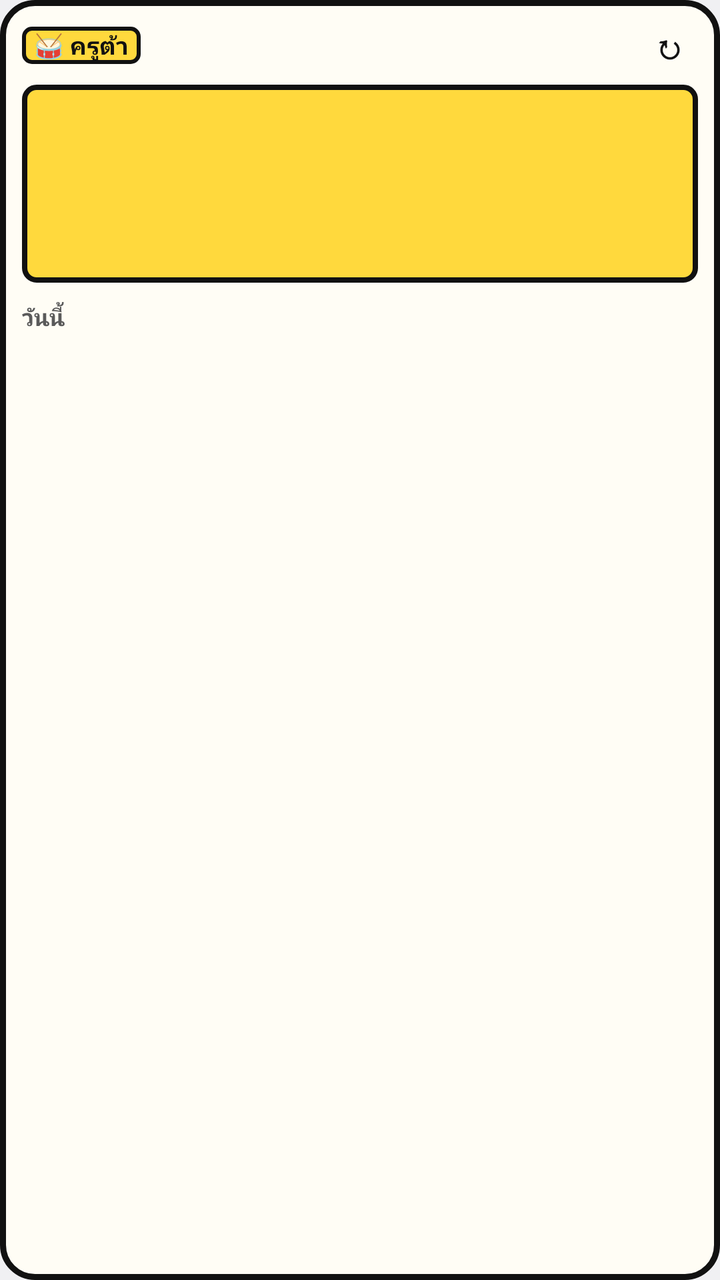
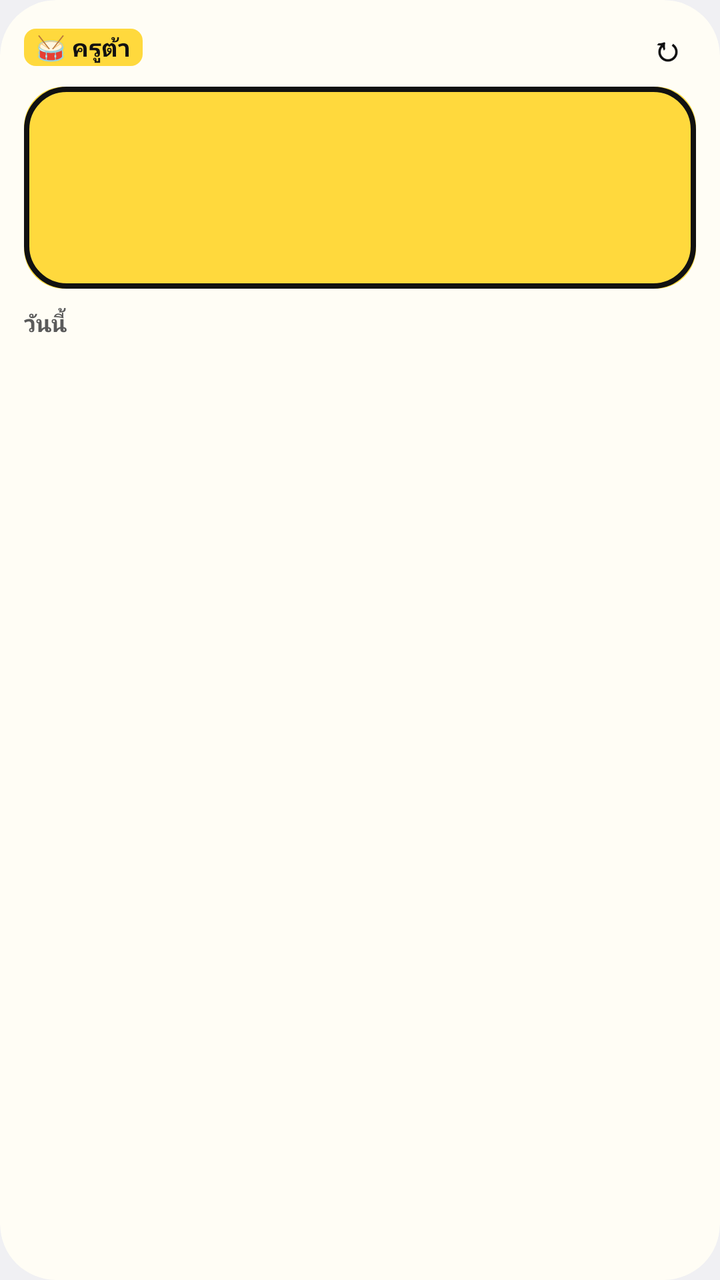

The first picture is an Android layout as it rendered before a commit; the second is the same layout after the commit. The layout source and the unified diff follow.
<!-- AndroidManifest.xml: application theme android:Theme.DeviceDefault.DayNight -->
<!-- res/layout/widget_large.xml -->
<?xml version="1.0" encoding="utf-8"?>
<LinearLayout xmlns:android="http://schemas.android.com/apk/res/android"
    android:id="@+id/root"
    android:layout_width="match_parent"
    android:layout_height="match_parent"
    android:background="@drawable/bg_card"
    android:orientation="vertical"
    android:padding="11dp">
    <LinearLayout
        android:layout_width="match_parent"
        android:layout_height="wrap_content"
        android:gravity="center_vertical"
        android:orientation="horizontal">
        <TextView
            android:layout_width="wrap_content"
            android:layout_height="wrap_content"
            android:background="@drawable/bg_chip"
            android:paddingHorizontal="6dp"
            android:paddingVertical="1dp"
            android:text="🥁 ครูต้า"
            android:textColor="@color/on_yel"
            android:textSize="12sp"
            android:textStyle="bold" />
        <TextView
            android:id="@+id/summary"
            android:layout_width="0dp"
            android:layout_height="wrap_content"
            android:layout_weight="1"
            android:layout_marginStart="8dp"
            android:maxLines="1"
            android:ellipsize="end"
            android:textColor="@color/muted"
            android:textSize="11sp"
            android:textStyle="bold" />
        <TextView
            android:id="@+id/refresh"
            android:layout_width="wrap_content"
            android:layout_height="wrap_content"
            android:paddingHorizontal="6dp"
            android:text="↻"
            android:textColor="@color/ink"
            android:textSize="17sp"
            android:textStyle="bold" />
    </LinearLayout>
    <LinearLayout
        android:id="@+id/next_box"
        android:layout_width="match_parent"
        android:layout_height="wrap_content"
        android:layout_marginTop="8dp"
        android:background="@drawable/bg_next"
        android:orientation="vertical"
        android:paddingHorizontal="10dp"
        android:paddingVertical="7dp">
        <TextView
            android:id="@+id/label"
            android:layout_width="wrap_content"
            android:layout_height="wrap_content"
            android:maxLines="1"
            android:textColor="@color/on_yel"
            android:textSize="11.5sp"
            android:textStyle="bold" />
        <TextView
            android:id="@+id/time"
            android:layout_width="wrap_content"
            android:layout_height="wrap_content"
            android:includeFontPadding="false"
            android:textColor="@color/on_yel"
            android:textSize="28sp"
            android:textStyle="bold" />
        <TextView
            android:id="@+id/name"
            android:layout_width="match_parent"
            android:layout_height="wrap_content"
            android:ellipsize="end"
            android:maxLines="1"
            android:textColor="@color/on_yel"
            android:textSize="16sp"
            android:textStyle="bold" />
        <TextView
            android:id="@+id/place"
            android:layout_width="match_parent"
            android:layout_height="wrap_content"
            android:ellipsize="end"
            android:maxLines="1"
            android:textColor="@color/on_yel"
            android:textSize="11sp" />
    </LinearLayout>
    <TextView
        android:id="@+id/today_title"
        android:layout_width="wrap_content"
        android:layout_height="wrap_content"
        android:layout_marginTop="9dp"
        android:text="วันนี้"
        android:textColor="@color/muted"
        android:textSize="11.5sp"
        android:textStyle="bold" />
    <LinearLayout
        android:id="@+id/list"
        android:layout_width="match_parent"
        android:layout_height="wrap_content"
        android:orientation="vertical" />
    <TextView
        android:id="@+id/more"
        android:layout_width="wrap_content"
        android:layout_height="wrap_content"
        android:textColor="@color/muted"
        android:textSize="11sp" />
</LinearLayout>
<!-- resources referenced by this layout -->
<resources>
  <color name="ink">#111111</color>
  <color name="muted">#5A5A5A</color>
  <color name="on_yel">#111111</color>
  <!-- drawable bg_card (drawable) -->
  <?xml version="1.0" encoding="utf-8"?>
  <shape xmlns:android="http://schemas.android.com/apk/res/android" android:shape="rectangle">
      <solid android:color="@color/paper" />
      <stroke android:width="3dp" android:color="@color/line" />
      <corners android:radius="16dp" />
  </shape>
  <!-- drawable bg_chip (drawable) -->
  <?xml version="1.0" encoding="utf-8"?>
  <shape xmlns:android="http://schemas.android.com/apk/res/android" android:shape="rectangle">
      <solid android:color="@color/yel" />
      <stroke android:width="2dp" android:color="@color/on_yel" />
      <corners android:radius="4dp" />
  </shape>
  <!-- drawable bg_next (drawable) -->
  <?xml version="1.0" encoding="utf-8"?>
  <shape xmlns:android="http://schemas.android.com/apk/res/android" android:shape="rectangle">
      <solid android:color="@color/yel" />
      <stroke android:width="2.5dp" android:color="@color/on_yel" />
      <corners android:radius="6dp" />
  </shape>
  <color name="paper">#FFFDF5</color>
  <color name="line">#111111</color>
  <color name="yel">#FFD93D</color>
</resources>

<!-- the commit's change to res/layout/widget_large.xml (unified diff, before → after) -->
@@ -1,17 +1,19 @@
 <?xml version="1.0" encoding="utf-8"?>
 <LinearLayout xmlns:android="http://schemas.android.com/apk/res/android"
-    android:id="@+id/root"
+    android:id="@android:id/background"
+    android:clipToOutline="true"
     android:layout_width="match_parent"
     android:layout_height="match_parent"
     android:background="@drawable/bg_card"
     android:orientation="vertical"
-    android:padding="11dp">
+    android:padding="12dp">
     <LinearLayout
         android:layout_width="match_parent"
         android:layout_height="wrap_content"
         android:gravity="center_vertical"
         android:orientation="horizontal">
         <TextView
+            android:id="@+id/chip"
             android:layout_width="wrap_content"
             android:layout_height="wrap_content"
             android:background="@drawable/bg_chip"
@@ -43,14 +45,20 @@
             android:textStyle="bold" />
     </LinearLayout>
     <LinearLayout
-        android:id="@+id/next_box"
+        android:id="@+id/next_fill"
         android:layout_width="match_parent"
         android:layout_height="wrap_content"
         android:layout_marginTop="8dp"
         android:background="@drawable/bg_next"
+        android:orientation="vertical">
+    <LinearLayout
+        android:id="@+id/next_box"
+        android:layout_width="match_parent"
+        android:layout_height="wrap_content"
+        android:background="@drawable/bg_next_line"
         android:orientation="vertical"
-        android:paddingHorizontal="10dp"
-        android:paddingVertical="7dp">
+        android:paddingHorizontal="11dp"
+        android:paddingVertical="8dp">
         <TextView
             android:id="@+id/label"
             android:layout_width="wrap_content"
@@ -85,6 +93,7 @@
             android:textColor="@color/on_yel"
             android:textSize="11sp" />
     </LinearLayout>
+    </LinearLayout>
     <TextView
         android:id="@+id/today_title"
         android:layout_width="wrap_content"
<!-- resource entries referenced after the edit -->
@@ -7,25 +7,28 @@
   <?xml version="1.0" encoding="utf-8"?>
   <shape xmlns:android="http://schemas.android.com/apk/res/android" android:shape="rectangle">
       <solid android:color="@color/paper" />
-      <stroke android:width="3dp" android:color="@color/line" />
-      <corners android:radius="16dp" />
+      <corners android:radius="@android:dimen/system_app_widget_background_radius" />
   </shape>
   <!-- drawable bg_chip (drawable) -->
   <?xml version="1.0" encoding="utf-8"?>
   <shape xmlns:android="http://schemas.android.com/apk/res/android" android:shape="rectangle">
       <solid android:color="@color/yel" />
-      <stroke android:width="2dp" android:color="@color/on_yel" />
-      <corners android:radius="4dp" />
+      <corners android:radius="6dp" />
   </shape>
   <!-- drawable bg_next (drawable) -->
   <?xml version="1.0" encoding="utf-8"?>
   <shape xmlns:android="http://schemas.android.com/apk/res/android" android:shape="rectangle">
       <solid android:color="@color/yel" />
+      <corners android:radius="@android:dimen/system_app_widget_inner_radius" />
+  </shape>
+  <!-- drawable bg_next_line (drawable) -->
+  <?xml version="1.0" encoding="utf-8"?>
+  <shape xmlns:android="http://schemas.android.com/apk/res/android" android:shape="rectangle">
+      <solid android:color="@android:color/transparent" />
       <stroke android:width="2.5dp" android:color="@color/on_yel" />
-      <corners android:radius="6dp" />
+      <corners android:radius="@android:dimen/system_app_widget_inner_radius" />
   </shape>
   <color name="paper">#FFFDF5</color>
-  <color name="line">#111111</color>
   <color name="yel">#FFD93D</color>
 </resources>
 
